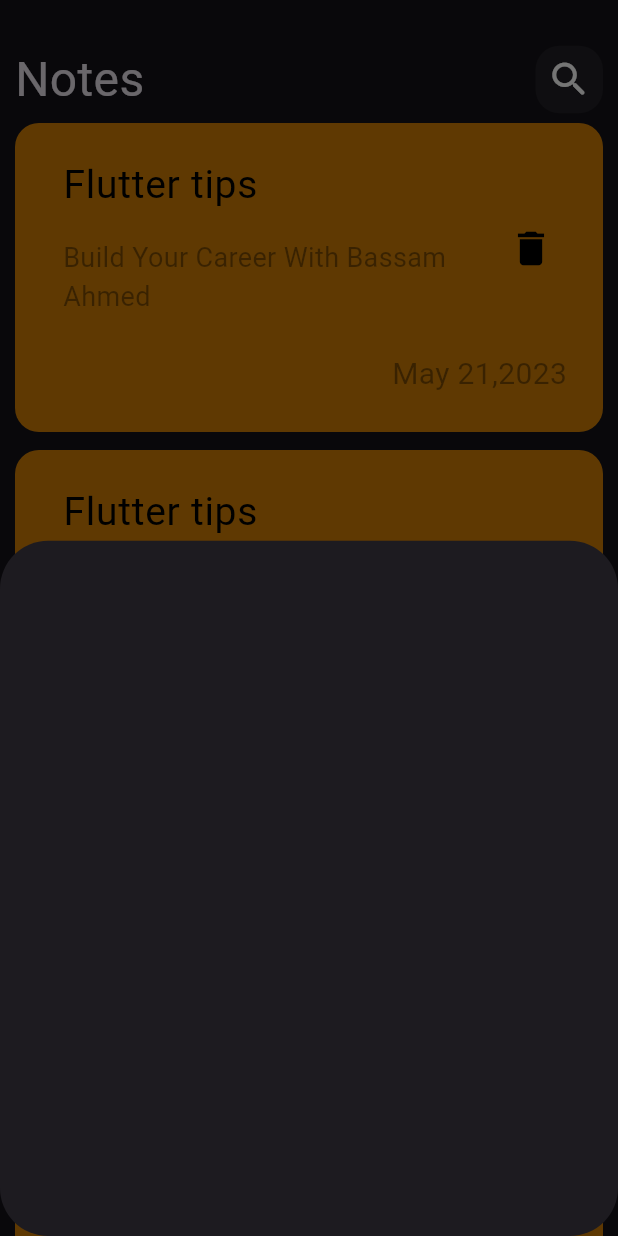
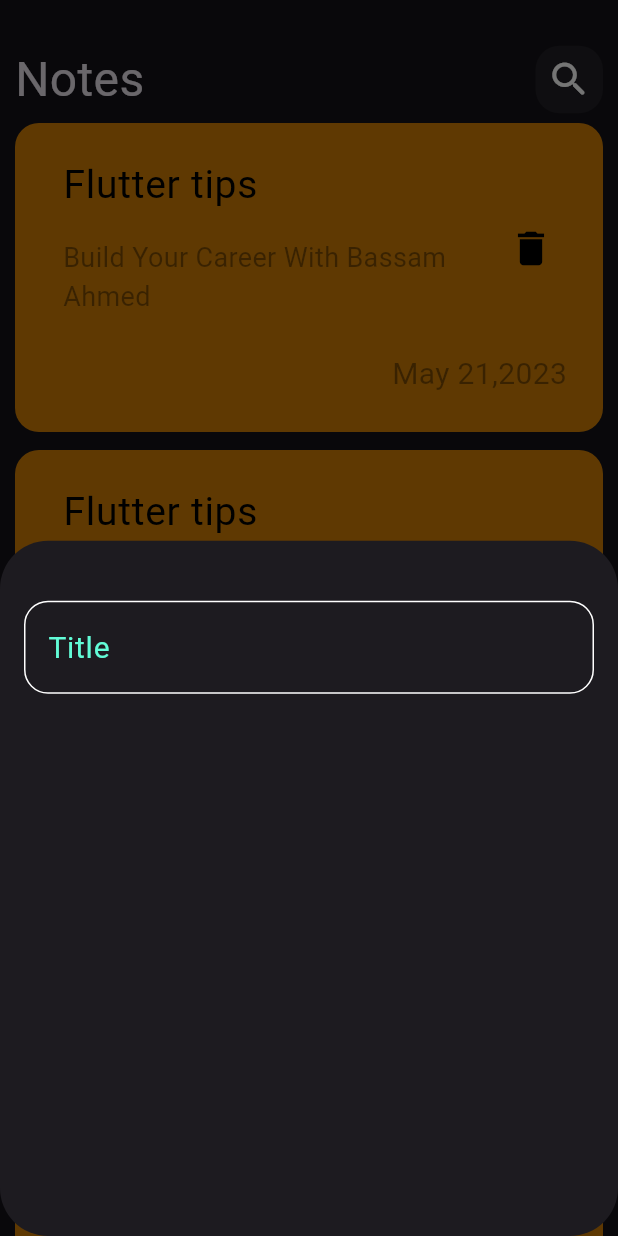
Before and after one commit to bassamAhmedBe/NotesTwo, a Flutter app: the screen it shows after launch, after a tap on the "add" icon, on a phone screen of 412 x 824 dp. Run offline on Flutter 3.47's test engine with Material 3 defaults, Android fonts, the phone set to English and light mode, and no system bars.

Commit message:
create custom textfield

```diff
--- /dev/null
+++ b/lib/constant.dart
@@ -0,0 +1,3 @@
+import 'package:flutter/material.dart';
+
+const kPrimaryColor = Color(0xff62fcd7);
--- a/lib/widgets/add-note-botton-sheet.dart
+++ b/lib/widgets/add-note-botton-sheet.dart
@@ -1,10 +1,23 @@
 import 'package:flutter/material.dart';
+import 'package:note_two/widgets/custom_textfield.dart';
 
 class AddNoteBottonShet extends StatelessWidget {
   const AddNoteBottonShet({super.key});
 
   @override
   Widget build(BuildContext context) {
-    return Container();
+    return Padding(
+      padding: const EdgeInsets.all(16),
+      child: Column(
+        children: [
+          SizedBox(
+            height: 24,
+          ),
+          CustomTextField(
+            hintText: 'Title',
+          ),
+        ],
+      ),
+    );
   }
 }
--- /dev/null
+++ b/lib/widgets/custom_textfield.dart
@@ -0,0 +1,29 @@
+import 'package:flutter/material.dart';
+import 'package:note_two/constant.dart';
+
+class CustomTextField extends StatelessWidget {
+  const CustomTextField({super.key, required this.hintText});
+  final String hintText;
+  @override
+  Widget build(BuildContext context) {
+    return TextField(
+      cursorColor: kPrimaryColor,
+      decoration: InputDecoration(
+        hintText: hintText,
+        hintStyle: TextStyle(color: kPrimaryColor, fontSize: 20),
+        border: buildBorder(),
+        enabledBorder: buildBorder(),
+        focusedBorder: buildBorder(
+          kPrimaryColor,
+        ),
+      ),
+    );
+  }
+
+  OutlineInputBorder buildBorder([color]) {
+    return OutlineInputBorder(
+      borderRadius: BorderRadius.circular(16),
+      borderSide: BorderSide(color: color ?? Colors.white),
+    );
+  }
+}
```
